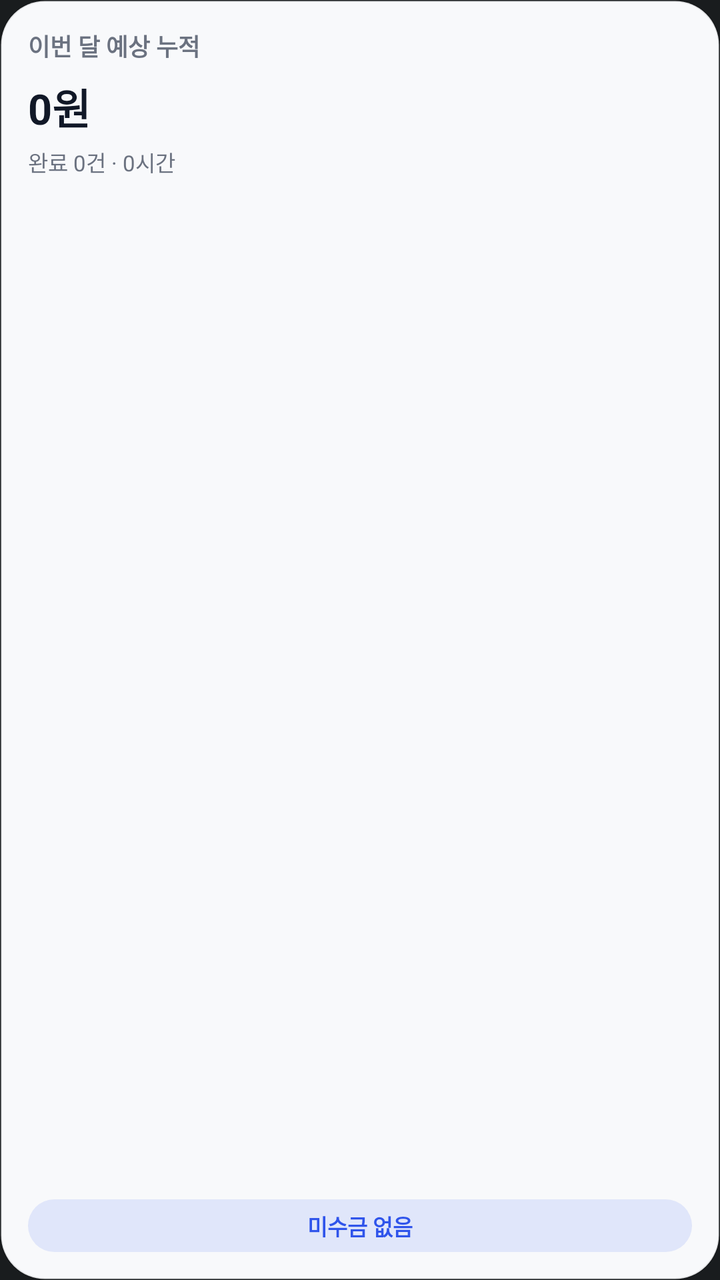
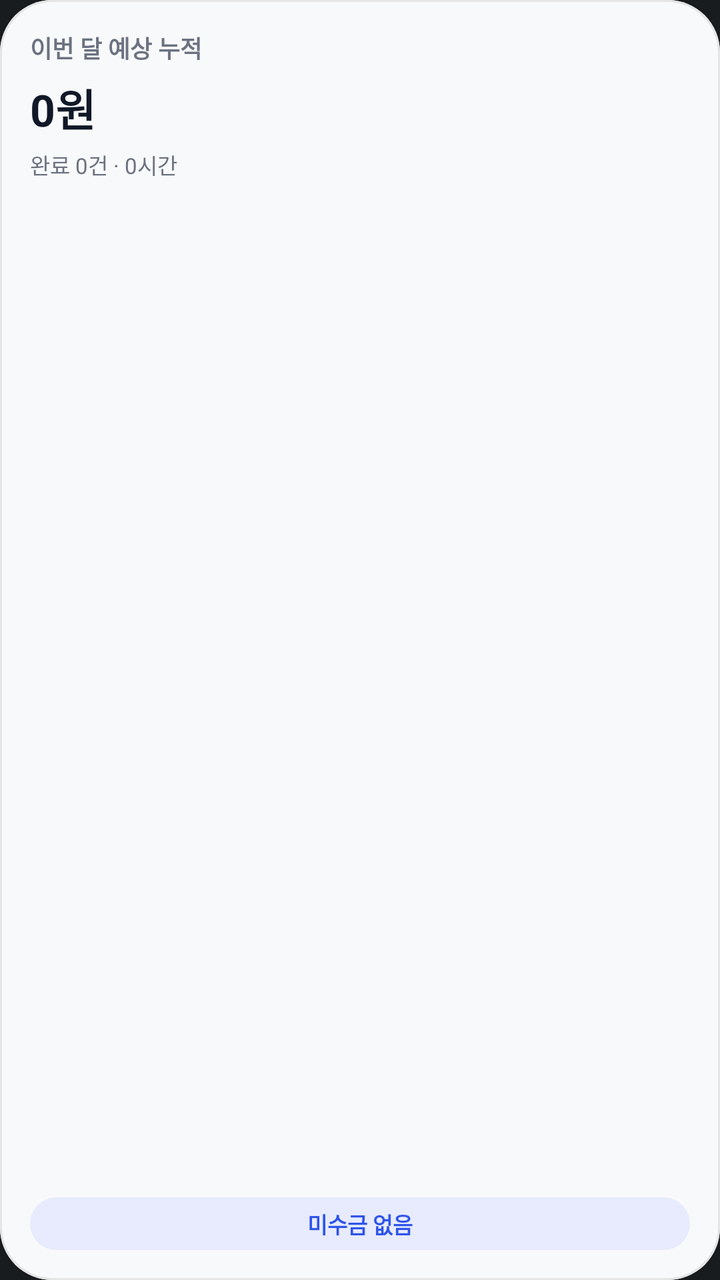

Two renders of the same Android screen: before a commit and after it. Below are the layout's source before the change and the commit's diff.
<!-- AndroidManifest.xml: application theme Theme.AlbaTora -->
<!-- res/layout/widget_monthly_summary.xml -->
<?xml version="1.0" encoding="utf-8"?>
<LinearLayout xmlns:android="http://schemas.android.com/apk/res/android"
    android:id="@+id/widget_monthly_root"
    android:layout_width="match_parent"
    android:layout_height="match_parent"
    android:background="@drawable/widget_bg_card"
    android:orientation="vertical"
    android:padding="14dp">

    <TextView
        android:id="@+id/widget_monthly_title"
        android:layout_width="match_parent"
        android:layout_height="wrap_content"
        android:ellipsize="end"
        android:maxLines="1"
        android:text="이번 달 예상 누적"
        android:textColor="@color/widget_text_secondary"
        android:textSize="12sp"
        android:textStyle="bold" />

    <TextView
        android:id="@+id/widget_monthly_total"
        android:layout_width="match_parent"
        android:layout_height="wrap_content"
        android:layout_marginTop="6dp"
        android:ellipsize="end"
        android:maxLines="1"
        android:text="0원"
        android:textColor="@color/widget_text_primary"
        android:textSize="21sp"
        android:textStyle="bold" />

    <TextView
        android:id="@+id/widget_monthly_meta"
        android:layout_width="match_parent"
        android:layout_height="0dp"
        android:layout_marginTop="4dp"
        android:layout_weight="1"
        android:ellipsize="end"
        android:maxLines="2"
        android:text="완료 0건 · 0시간"
        android:textColor="@color/widget_text_secondary"
        android:textSize="11sp" />

    <TextView
        android:id="@+id/widget_monthly_unpaid"
        android:layout_width="match_parent"
        android:layout_height="wrap_content"
        android:background="@drawable/widget_bg_soft_pill"
        android:ellipsize="end"
        android:gravity="center"
        android:maxLines="1"
        android:paddingLeft="8dp"
        android:paddingTop="5dp"
        android:paddingRight="8dp"
        android:paddingBottom="5dp"
        android:text="미수금 없음"
        android:textColor="@color/widget_accent"
        android:textSize="11sp"
        android:textStyle="bold" />

</LinearLayout>
<!-- resources referenced by this layout -->
<resources>
  <color name="widget_accent">#2F54EB</color>
  <color name="widget_text_primary">#111827</color>
  <color name="widget_text_secondary">#6B7280</color>
  <!-- drawable widget_bg_card (drawable) -->
  <?xml version="1.0" encoding="utf-8"?>
  <shape xmlns:android="http://schemas.android.com/apk/res/android"
      android:shape="rectangle">
      <solid android:color="@color/widget_bg" />
      <stroke
          android:width="1dp"
          android:color="@color/widget_border" />
      <corners android:radius="22dp" />
  </shape>
  <!-- drawable widget_bg_soft_pill (drawable) -->
  <?xml version="1.0" encoding="utf-8"?>
  <shape xmlns:android="http://schemas.android.com/apk/res/android"
      android:shape="rectangle">
      <solid android:color="@color/widget_accent_soft" />
      <corners android:radius="14dp" />
  </shape>
  <style name="Theme.AlbaTora" parent="android:Theme.DeviceDefault.NoActionBar">
          <item name="android:statusBarColor">@android:color/transparent</item>
          <item name="android:navigationBarColor">@android:color/transparent</item>
          <item name="android:windowDrawsSystemBarBackgrounds">true</item>
      </style>
  <color name="widget_bg">#F8F9FB</color>
  <color name="widget_border">#1A000000</color>
  <color name="widget_accent_soft">#1E2F54EB</color>
</resources>

<!-- the commit's change to res/layout/widget_monthly_summary.xml (unified diff, before → after) -->
@@ -1,62 +1,97 @@
 <?xml version="1.0" encoding="utf-8"?>
-<LinearLayout xmlns:android="http://schemas.android.com/apk/res/android"
+<FrameLayout xmlns:android="http://schemas.android.com/apk/res/android"
     android:id="@+id/widget_monthly_root"
     android:layout_width="match_parent"
-    android:layout_height="match_parent"
-    android:background="@drawable/widget_bg_card"
-    android:orientation="vertical"
-    android:padding="14dp">
+    android:layout_height="match_parent">
 
-    <TextView
-        android:id="@+id/widget_monthly_title"
+    <ImageView
+        android:id="@+id/widget_monthly_bg_fill"
         android:layout_width="match_parent"
-        android:layout_height="wrap_content"
-        android:ellipsize="end"
-        android:maxLines="1"
-        android:text="이번 달 예상 누적"
-        android:textColor="@color/widget_text_secondary"
-        android:textSize="12sp"
-        android:textStyle="bold" />
+        android:layout_height="match_parent"
+        android:importantForAccessibility="no"
+        android:scaleType="fitXY"
+        android:src="@drawable/widget_shape_card_base"
+        android:tint="@color/widget_bg" />
 
-    <TextView
-        android:id="@+id/widget_monthly_total"
+    <ImageView
+        android:id="@+id/widget_monthly_bg_stroke"
         android:layout_width="match_parent"
-        android:layout_height="wrap_content"
-        android:layout_marginTop="6dp"
-        android:ellipsize="end"
-        android:maxLines="1"
-        android:text="0원"
-        android:textColor="@color/widget_text_primary"
-        android:textSize="21sp"
-        android:textStyle="bold" />
+        android:layout_height="match_parent"
+        android:importantForAccessibility="no"
+        android:scaleType="fitXY"
+        android:src="@drawable/widget_shape_card_stroke"
+        android:tint="@color/widget_border" />
 
-    <TextView
-        android:id="@+id/widget_monthly_meta"
+    <LinearLayout
         android:layout_width="match_parent"
-        android:layout_height="0dp"
-        android:layout_marginTop="4dp"
-        android:layout_weight="1"
-        android:ellipsize="end"
-        android:maxLines="2"
-        android:text="완료 0건 · 0시간"
-        android:textColor="@color/widget_text_secondary"
-        android:textSize="11sp" />
+        android:layout_height="match_parent"
+        android:orientation="vertical"
+        android:padding="15dp">
 
-    <TextView
-        android:id="@+id/widget_monthly_unpaid"
-        android:layout_width="match_parent"
-        android:layout_height="wrap_content"
-        android:background="@drawable/widget_bg_soft_pill"
-        android:ellipsize="end"
-        android:gravity="center"
-        android:maxLines="1"
-        android:paddingLeft="8dp"
-        android:paddingTop="5dp"
-        android:paddingRight="8dp"
-        android:paddingBottom="5dp"
-        android:text="미수금 없음"
-        android:textColor="@color/widget_accent"
-        android:textSize="11sp"
-        android:textStyle="bold" />
+        <TextView
+            android:id="@+id/widget_monthly_title"
+            android:layout_width="match_parent"
+            android:layout_height="wrap_content"
+            android:ellipsize="end"
+            android:maxLines="1"
+            android:text="이번 달 예상 누적"
+            android:textColor="@color/widget_text_secondary"
+            android:textSize="12sp"
+            android:textStyle="bold" />
 
-</LinearLayout>
+        <TextView
+            android:id="@+id/widget_monthly_total"
+            android:layout_width="match_parent"
+            android:layout_height="wrap_content"
+            android:layout_marginTop="5dp"
+            android:ellipsize="end"
+            android:maxLines="1"
+            android:text="0원"
+            android:textColor="@color/widget_text_primary"
+            android:textSize="22sp"
+            android:textStyle="bold" />
+
+        <TextView
+            android:id="@+id/widget_monthly_meta"
+            android:layout_width="match_parent"
+            android:layout_height="0dp"
+            android:layout_marginTop="4dp"
+            android:layout_weight="1"
+            android:ellipsize="end"
+            android:maxLines="2"
+            android:text="완료 0건 · 0시간"
+            android:textColor="@color/widget_text_secondary"
+            android:textSize="11sp" />
+
+        <FrameLayout
+            android:id="@+id/widget_monthly_unpaid_wrap"
+            android:layout_width="match_parent"
+            android:layout_height="wrap_content">
+
+            <ImageView
+                android:id="@+id/widget_monthly_unpaid_bg"
+                android:layout_width="match_parent"
+                android:layout_height="match_parent"
+                android:importantForAccessibility="no"
+                android:scaleType="fitXY"
+                android:src="@drawable/widget_shape_pill_base"
+                android:tint="@color/widget_accent_soft" />
+
+            <TextView
+                android:id="@+id/widget_monthly_unpaid"
+                android:layout_width="match_parent"
+                android:layout_height="wrap_content"
+                android:ellipsize="end"
+                android:gravity="center"
+                android:maxLines="1"
+                android:paddingLeft="8dp"
+                android:paddingTop="5dp"
+                android:paddingRight="8dp"
+                android:paddingBottom="5dp"
+                android:text="미수금 없음"
+                android:textColor="@color/widget_accent"
+                android:textSize="11sp"
+                android:textStyle="bold" />
+        </FrameLayout>
+    </LinearLayout>
+</FrameLayout>
<!-- resource entries referenced after the edit -->
@@ -3,22 +3,29 @@
   <color name="widget_accent">#2F54EB</color>
   <color name="widget_text_primary">#111827</color>
   <color name="widget_text_secondary">#6B7280</color>
-  <!-- drawable widget_bg_card (drawable) -->
+  <!-- drawable widget_shape_card_base (drawable) -->
   <?xml version="1.0" encoding="utf-8"?>
   <shape xmlns:android="http://schemas.android.com/apk/res/android"
       android:shape="rectangle">
-      <solid android:color="@color/widget_bg" />
-      <stroke
-          android:width="1dp"
-          android:color="@color/widget_border" />
-      <corners android:radius="22dp" />
+      <solid android:color="#FFFFFFFF" />
+      <corners android:radius="26dp" />
   </shape>
-  <!-- drawable widget_bg_soft_pill (drawable) -->
+  <!-- drawable widget_shape_card_stroke (drawable) -->
   <?xml version="1.0" encoding="utf-8"?>
   <shape xmlns:android="http://schemas.android.com/apk/res/android"
       android:shape="rectangle">
-      <solid android:color="@color/widget_accent_soft" />
-      <corners android:radius="14dp" />
+      <solid android:color="#00000000" />
+      <stroke
+          android:width="1dp"
+          android:color="#FFFFFFFF" />
+      <corners android:radius="26dp" />
+  </shape>
+  <!-- drawable widget_shape_pill_base (drawable) -->
+  <?xml version="1.0" encoding="utf-8"?>
+  <shape xmlns:android="http://schemas.android.com/apk/res/android"
+      android:shape="rectangle">
+      <solid android:color="#FFFFFFFF" />
+      <corners android:radius="999dp" />
   </shape>
   <style name="Theme.AlbaTora" parent="android:Theme.DeviceDefault.NoActionBar">
           <item name="android:statusBarColor">@android:color/transparent</item>
